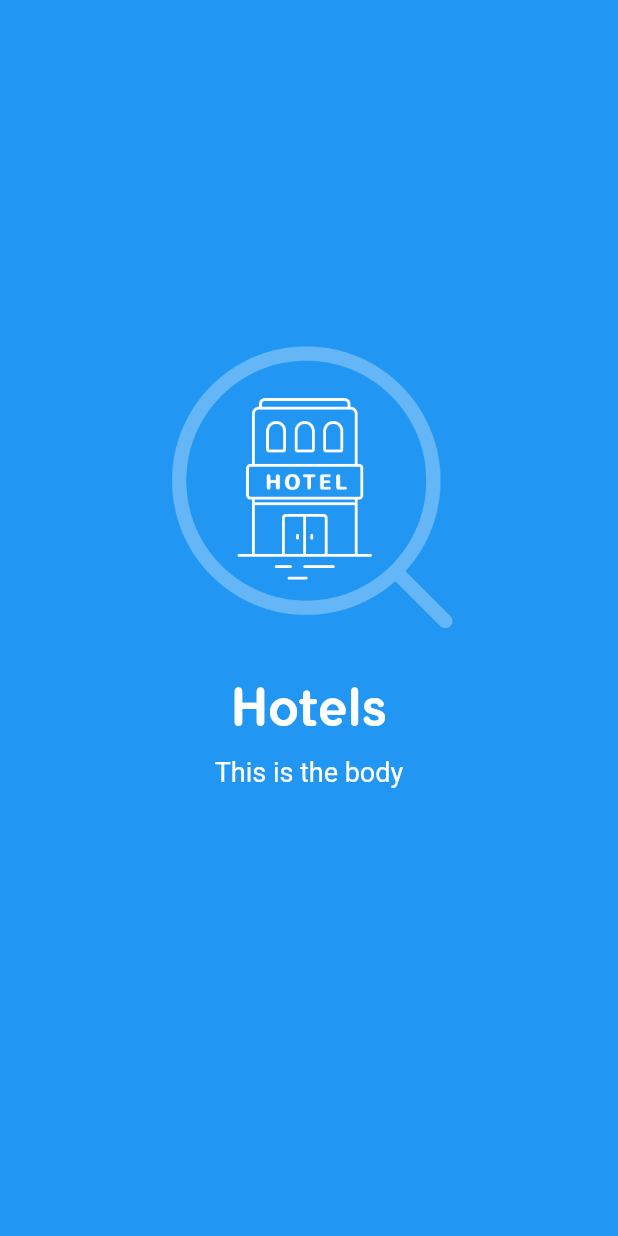
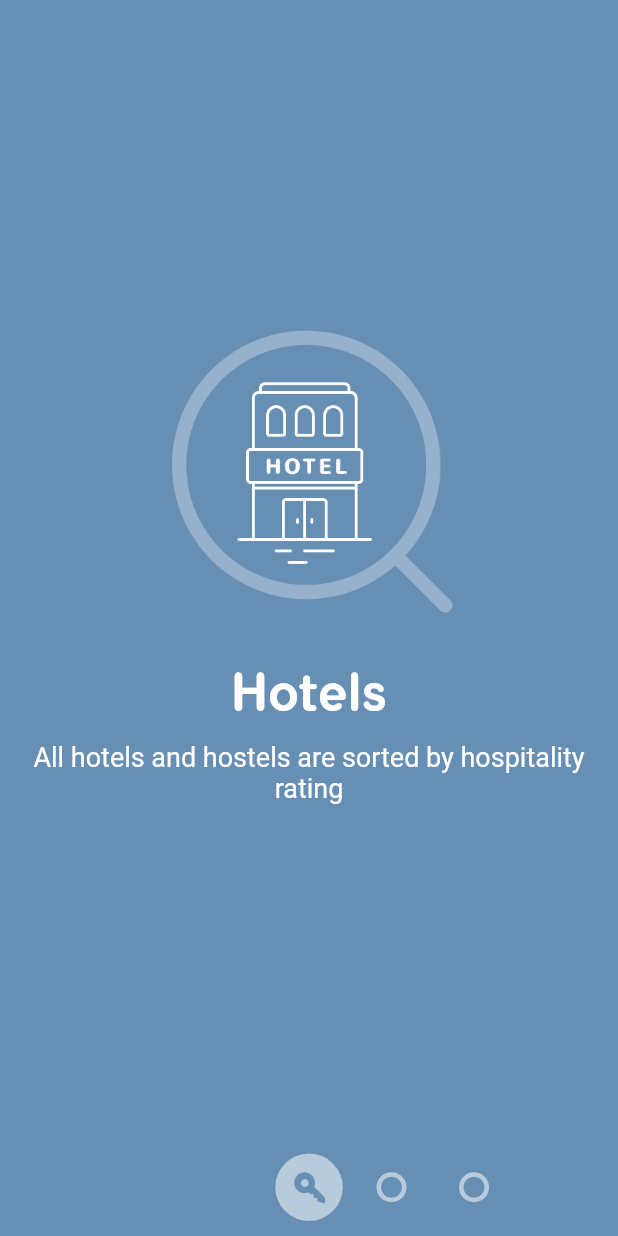
Before and after one commit to xtzaferis/flutter_material, a Flutter app: the screen it shows after launch, on a phone screen of 412 x 824 dp. Run offline on Flutter 3.47's test engine with Material 2 defaults, Android fonts, the phone set to English and light mode, and no system bars.

```diff
--- a/lib/main.dart
+++ b/lib/main.dart
@@ -1,4 +1,9 @@
+import 'dart:async';
+
 import 'package:flutter/material.dart';
+import './page_dragger.dart';
+import './pager_indicator.dart';
+import './page_reveal.dart';
 import './pages.dart';
 
 void main() => runApp(new MyApp());
@@ -24,13 +29,97 @@ class MyHomePage extends StatefulWidget {
   _MyHomePageState createState() => new _MyHomePageState();
 }
 
-class _MyHomePageState extends State<MyHomePage> {
+class _MyHomePageState extends State<MyHomePage> with TickerProviderStateMixin {
+  StreamController<SlideUpdate> slideUpdateStream;
+  AnimatedPageDragger animatedPageDragger;
+
+  int activeIndex = 0;
+  int nextPageIndex = 0;
+  SlideDirection slideDirection = SlideDirection.none;
+  double slidePercent = 0.0;
+
+  _MyHomePageState() {
+    slideUpdateStream = new StreamController<SlideUpdate>();
+    slideUpdateStream.stream.listen((SlideUpdate event) {
+      setState(() {
+        if (event.updateType == UpdateType.dragging) {
+          slideDirection = event.direction;
+          slidePercent = event.slidePercent;
+
+          if (slideDirection == SlideDirection.leftToRight) {
+            nextPageIndex = activeIndex - 1;
+          } else if (slideDirection == SlideDirection.rightToLeft) {
+            nextPageIndex = activeIndex + 1;
+          } else {
+            nextPageIndex = activeIndex;
+          }
+        } else if (event.updateType == UpdateType.doneDragging) {
+          if (slidePercent > 0.5) {
+            animatedPageDragger = AnimatedPageDragger(
+              slideDirection: slideDirection,
+              transitionGoal: TransitionGoal.open,
+              slidePercent: slidePercent,
+              slideUpdateStream: slideUpdateStream,
+              vsync: this,
+            );
+          } else {
+            animatedPageDragger = AnimatedPageDragger(
+              slideDirection: slideDirection,
+              transitionGoal: TransitionGoal.close,
+              slidePercent: slidePercent,
+              slideUpdateStream: slideUpdateStream,
+              vsync: this,
+            );
+
+            nextPageIndex = activeIndex;
+          }
+
+          animatedPageDragger.run();
+
+        } else if (event.updateType == UpdateType.animating) {
+          slideDirection = event.direction;
+          slidePercent = event.slidePercent;
+        } else if (event.updateType == UpdateType.doneAnimating) {
+          activeIndex = nextPageIndex;
+
+          slideDirection = SlideDirection.none;
+          slidePercent = 0.0;
+
+          animatedPageDragger.dispose();
+        }
+      });
+    });
+  }
+
   @override
   Widget build(BuildContext context) {
     return new Scaffold(
       body: Stack(
         children: <Widget>[
-          Page(),
+          Page(
+            viewModel: pages[activeIndex],
+            percentVisible: 1.0,
+          ),
+          PageReveal(
+            revealPercent: slidePercent,
+            child: Page(
+              viewModel: pages[nextPageIndex],
+              percentVisible: slidePercent,
+            ),
+          ),
+          PagerIndicator(
+            viewModel: PagerIndicatorViewModel(
+              pages,
+              activeIndex,
+              slideDirection,
+              slidePercent,
+            ),
+          ),
+          PageDragger(
+            canDragLeftToRight: activeIndex > 0,
+            canDragRightToLeft: activeIndex < pages.length - 1,
+            slideUpdateStream: slideUpdateStream,
+          )
         ],
       ),
     );
--- /dev/null
+++ b/lib/page_dragger.dart
@@ -0,0 +1,164 @@
+import 'dart:async';
+import 'dart:ui';
+
+import 'package:flutter/material.dart';
+import './pager_indicator.dart';
+
+class PageDragger extends StatefulWidget {
+  final bool canDragLeftToRight;
+  final bool canDragRightToLeft;
+  final StreamController<SlideUpdate> slideUpdateStream;
+
+  PageDragger(
+      {this.canDragLeftToRight,
+      this.canDragRightToLeft,
+      this.slideUpdateStream});
+
+  @override
+  _PageDraggerState createState() => _PageDraggerState();
+}
+
+class _PageDraggerState extends State<PageDragger> {
+  static const FULL_TRANSITION_PX = 300.0;
+
+  Offset dragStart;
+  SlideDirection slideDirection;
+  double slidePercent = 0.0;
+
+  onDragStart(DragStartDetails details) {
+    dragStart = details.globalPosition;
+  }
+
+  onDragUpdate(DragUpdateDetails details) {
+    if (dragStart != null) {
+      final newPosition = details.globalPosition;
+      final dx = dragStart.dx - newPosition.dx;
+      if (dx > 0.0 && widget.canDragRightToLeft) {
+        slideDirection = SlideDirection.rightToLeft;
+      } else if (dx < 0.0 && widget.canDragLeftToRight) {
+        slideDirection = SlideDirection.leftToRight;
+      } else {
+        slideDirection = SlideDirection.none;
+      }
+
+      if (slideDirection != SlideDirection.none) {
+        slidePercent = (dx / FULL_TRANSITION_PX).abs().clamp(0.0, 1.0);
+      } else {
+        slidePercent = 0.0;
+      }
+
+      widget.slideUpdateStream.add(SlideUpdate(
+        UpdateType.dragging,
+        slideDirection,
+        slidePercent,
+      ));
+    }
+  }
+
+  onDragEnd(DragEndDetails details) {
+    widget.slideUpdateStream.add(SlideUpdate(
+      UpdateType.doneDragging,
+      SlideDirection.none,
+      0.0,
+    ));
+    dragStart = null;
+  }
+
+  @override
+  Widget build(BuildContext context) {
+    return GestureDetector(
+      onHorizontalDragStart: onDragStart,
+      onHorizontalDragUpdate: onDragUpdate,
+      onHorizontalDragEnd: onDragEnd,
+    );
+  }
+}
+
+class AnimatedPageDragger {
+  static const PERCENT_PER_MILLISECOND = 0.005;
+
+  final slideDirection;
+  final transitionGoal;
+
+  AnimationController completionAnimationController;
+
+  AnimatedPageDragger({
+    this.slideDirection,
+    this.transitionGoal,
+    slidePercent,
+    StreamController<SlideUpdate> slideUpdateStream,
+    TickerProvider vsync,
+  }) {
+    final startSlidePercent = slidePercent;
+    var endSlidePercent;
+    var duration;
+
+    if (transitionGoal == TransitionGoal.open) {
+      endSlidePercent = 1.0;
+      final slideRemaining = 1.0 - slidePercent;
+      duration = Duration(
+          milliseconds: (slideRemaining / PERCENT_PER_MILLISECOND).round());
+    } else {
+      endSlidePercent = 0.0;
+      duration = Duration(
+          milliseconds: (slidePercent / PERCENT_PER_MILLISECOND).round());
+    }
+
+    completionAnimationController = AnimationController(
+      duration: duration,
+      vsync: vsync,
+    )
+      ..addListener(() {
+        slidePercent = lerpDouble(
+          startSlidePercent,
+          endSlidePercent,
+          completionAnimationController.value,
+        );
+
+        slideUpdateStream.add(SlideUpdate(
+          UpdateType.animating,
+          slideDirection,
+          slidePercent,
+        ));
+      })
+      ..addStatusListener((AnimationStatus status) {
+        if (status == AnimationStatus.completed) {
+          slideUpdateStream.add(
+            SlideUpdate(
+              UpdateType.doneAnimating,
+              slideDirection,
+              endSlidePercent,
+            ),
+          );
+        }
+      });
+  }
+
+  run() {
+    completionAnimationController.forward(from: 0.0);
+  }
+
+  dispose() {
+    completionAnimationController.dispose();
+  }
+}
+
+enum TransitionGoal {
+  open,
+  close,
+}
+
+enum UpdateType {
+  dragging,
+  doneDragging,
+  animating,
+  doneAnimating,
+}
+
+class SlideUpdate {
+  final updateType;
+  final direction;
+  final slidePercent;
+
+  SlideUpdate(this.updateType, this.direction, this.slidePercent);
+}
--- /dev/null
+++ b/lib/page_reveal.dart
@@ -0,0 +1,48 @@
+import 'dart:math';
+
+import 'package:flutter/material.dart';
+
+class PageReveal extends StatelessWidget {
+  final double revealPercent;
+  final Widget child;
+
+  PageReveal({
+    this.revealPercent,
+    this.child,
+  });
+
+  @override
+  Widget build(BuildContext context) {
+    return ClipOval(
+      clipper: CircleRevealClipper(revealPercent),
+      child: child,
+    );
+  }
+}
+
+class CircleRevealClipper extends CustomClipper<Rect> {
+
+  final double revealPercent;
+
+  CircleRevealClipper(this.revealPercent);
+
+  @override
+  Rect getClip(Size size) {
+    final epicenter = new Offset(size.width / 2, size.height * 0.9);
+
+    // Calculate distance from epicenter to the top left corner to make sure we fill the screen
+    double theta = atan(epicenter.dy / epicenter.dx);
+    final distanceToCorner = epicenter.dy / sin(theta);
+
+    final radius = distanceToCorner * revealPercent;
+    final diameter = 2 * radius;
+
+    return Rect.fromLTWH(epicenter.dx - radius, epicenter.dy - radius, diameter, diameter);
+  }
+
+  @override
+  bool shouldReclip(CustomClipper<Rect> oldClipper) {
+    return true;
+  }
+
+}
--- /dev/null
+++ b/lib/pager_indicator.dart
@@ -0,0 +1,145 @@
+import 'dart:ui';
+
+import 'package:flutter/material.dart';
+import './pages.dart';
+
+class PagerIndicator extends StatelessWidget {
+  final PagerIndicatorViewModel viewModel;
+
+  PagerIndicator({this.viewModel});
+
+  @override
+  Widget build(BuildContext context) {
+    List<PageBubble> bubbles = [];
+    for (var i = 0; i < viewModel.pages.length; i++) {
+      final page = viewModel.pages[i];
+
+      var percentActive;
+      if (i == viewModel.activeIndex) {
+        percentActive = 1.0 - viewModel.slidePercent;
+      } else if (i == viewModel.activeIndex - 1 &&
+          viewModel.slideDirection == SlideDirection.leftToRight) {
+        percentActive = viewModel.slidePercent;
+      } else if (i == viewModel.activeIndex + 1 &&
+          viewModel.slideDirection == SlideDirection.rightToLeft) {
+        percentActive = viewModel.slidePercent;
+      } else {
+        percentActive = 0.0;
+      }
+
+      bool isHollow = i > viewModel.activeIndex ||
+          (i == viewModel.activeIndex &&
+              viewModel.slideDirection == SlideDirection.leftToRight);
+
+      bubbles.add(
+        PageBubble(
+          viewModel: PageBubbleViewModel(
+            page.iconAssetPath,
+            page.color,
+            isHollow,
+            percentActive,
+          ),
+        ),
+      );
+    }
+
+    final BUBBLE_WIDTH = 55.0;
+    final baseTranslation = ((viewModel.pages.length * BUBBLE_WIDTH) / 2) - (BUBBLE_WIDTH / 2);
+    var translation = baseTranslation - (viewModel.activeIndex * BUBBLE_WIDTH);
+    if (viewModel.slideDirection == SlideDirection.leftToRight) {
+      translation += BUBBLE_WIDTH * viewModel.slidePercent;
+    } else if (viewModel.slideDirection == SlideDirection.rightToLeft) {
+      translation -= BUBBLE_WIDTH * viewModel.slidePercent;
+    }
+
+    return Column(
+      children: <Widget>[
+        Expanded(
+          child: Container(),
+        ),
+        Transform(
+          transform: Matrix4.translationValues(translation, 0.0, 0.0),
+          child: Row(
+            mainAxisAlignment: MainAxisAlignment.center,
+            children: bubbles,
+          ),
+        ),
+      ],
+    );
+  }
+}
+
+enum SlideDirection {
+  leftToRight,
+  rightToLeft,
+  none,
+}
+
+class PagerIndicatorViewModel {
+  final List<PageViewModel> pages;
+  final int activeIndex;
+  final SlideDirection slideDirection;
+  final double slidePercent;
+
+  PagerIndicatorViewModel(
+    this.pages,
+    this.activeIndex,
+    this.slideDirection,
+    this.slidePercent,
+  );
+}
+
+class PageBubble extends StatelessWidget {
+  final PageBubbleViewModel viewModel;
+
+  PageBubble({this.viewModel});
+
+  @override
+  Widget build(BuildContext context) {
+    return Container(
+      width: 55.0,
+      height: 65.0,
+      child: Center(
+        child: Container(
+          width: lerpDouble(20.0, 45.0, viewModel.activePercent),
+          height: lerpDouble(20.0, 45.0, viewModel.activePercent),
+          decoration: BoxDecoration(
+            shape: BoxShape.circle,
+            color: viewModel.isHollow
+                ? const Color(0x88FFFFFF)
+                    .withAlpha((0x88 * viewModel.activePercent).round())
+                : const Color(0x88FFFFFF),
+            border: Border.all(
+              width: 3.0,
+              color: viewModel.isHollow
+                  ? const Color(0x88FFFFFF).withAlpha(
+                      (0x88 * (1.0 - viewModel.activePercent)).round())
+                  : Colors.transparent,
+            ),
+          ),
+          child: Opacity(
+            opacity: viewModel.activePercent,
+            child: Image.asset(
+              viewModel.iconAssetPath,
+              color: viewModel.color,
+            ),
+          ),
+        ),
+      ),
+    );
+  }
+}
+
+class PageBubbleViewModel {
+  final String iconAssetPath;
+  final Color color;
+  final bool isHollow;
+  final double activePercent;
+
+  PageBubbleViewModel(
+    this.iconAssetPath,
+    this.color,
+    this.isHollow,
+    this.activePercent,
+  );
+}
--- a/lib/pages.dart
+++ b/lib/pages.dart
@@ -1,36 +1,79 @@
 import 'package:flutter/material.dart';
 
+final pages = [
+  PageViewModel(
+      const Color(0xFF678FB4),
+      'assets/hotels.png',
+      'Hotels',
+      'All hotels and hostels are sorted by hospitality rating',
+      'assets/key.png'),
+  PageViewModel(
+      const Color(0xFF65B0B4),
+      'assets/banks.png',
+      'Banks',
+      'We carefully verify all banks before adding them into the app',
+      'assets/wallet.png'),
+  PageViewModel(
+    const Color(0xFF9B90BC),
+    'assets/stores.png',
+    'Store',
+    'All local stores are categorized for your convenience',
+    'assets/shopping_cart.png',
+  ),
+];
+
 class Page extends StatelessWidget {
+  final PageViewModel viewModel;
+  final double percentVisible;
+
+  Page({
+    this.viewModel,
+    this.percentVisible = 1.0,
+  });
+
   @override
   Widget build(BuildContext context) {
     return Container(
       width: 600.0,
-      color: Colors.blue,
+      color: viewModel.color,
+      child: Opacity(
+        opacity: percentVisible,
         child: Column(
           mainAxisAlignment: MainAxisAlignment.center,
           children: <Widget>[
-          Padding(
+            Transform(
+              transform: Matrix4.translationValues(
+                  0.0, 50.0 * (1.0 - percentVisible), 0.0),
+              child: Padding(
                 padding: EdgeInsets.only(bottom: 25.0),
                 child: Image.asset(
-              'assets/hotels.png',
+                  viewModel.heroAssetPath,
                   width: 200.0,
                   height: 200.0,
                 ),
               ),
-          Padding(
+            ),
+            Transform(
+              transform: Matrix4.translationValues(
+                  0.0, 30.0 * (1.0 - percentVisible), 0.0),
+              child: Padding(
                 padding: EdgeInsets.symmetric(vertical: 10.0),
                 child: Text(
-              'Hotels',
+                  viewModel.title,
                   style: TextStyle(
                       color: Colors.white,
                       fontFamily: 'FlamanteRoma',
                       fontSize: 34.0),
                 ),
               ),
-          Padding(
+            ),
+            Transform(
+              transform: Matrix4.translationValues(
+                  0.0, 30.0 * (1.0 - percentVisible), 0.0),
+              child: Padding(
                 padding: EdgeInsets.only(bottom: 75.0),
                 child: Text(
-              'This is the body',
+                  viewModel.body,
                   textAlign: TextAlign.center,
                   style: TextStyle(
                     color: Colors.white,
@@ -38,8 +81,26 @@ class Page extends StatelessWidget {
                   ),
                 ),
               ),
+            ),
           ],
+        ),
       ),
     );
   }
 }
+
+class PageViewModel {
+  final Color color;
+  final String heroAssetPath;
+  final String title;
+  final String body;
+  final String iconAssetPath;
+
+  PageViewModel(
+    this.color,
+    this.heroAssetPath,
+    this.title,
+    this.body,
+    this.iconAssetPath,
+  );
+}
```
Lines whose indentation alone changed are shown as unchanged.
